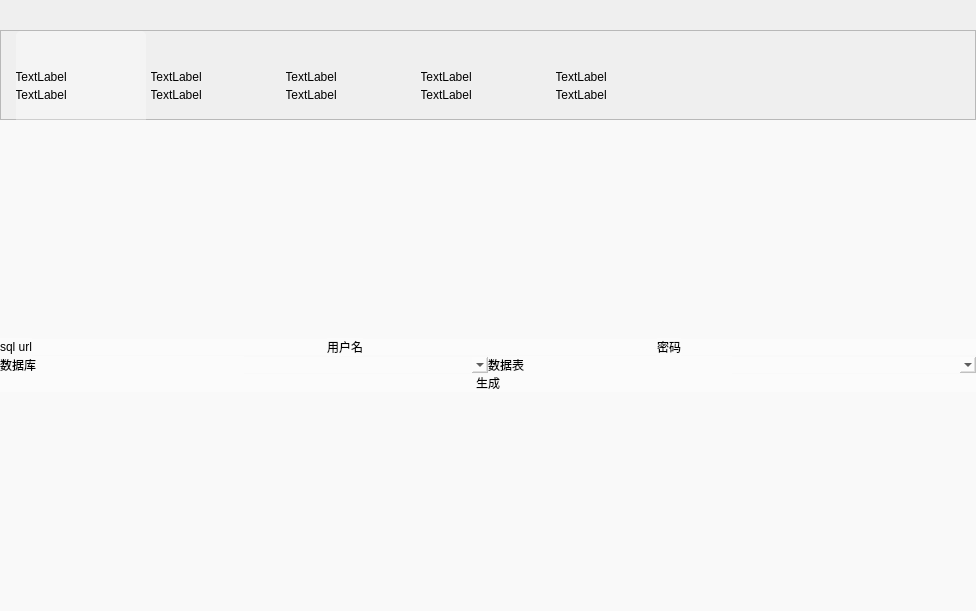
The window that SmartCoder/smartcoder.ui (Nightstars/SmartCoder) describes before a commit, drawn with Qt 5.
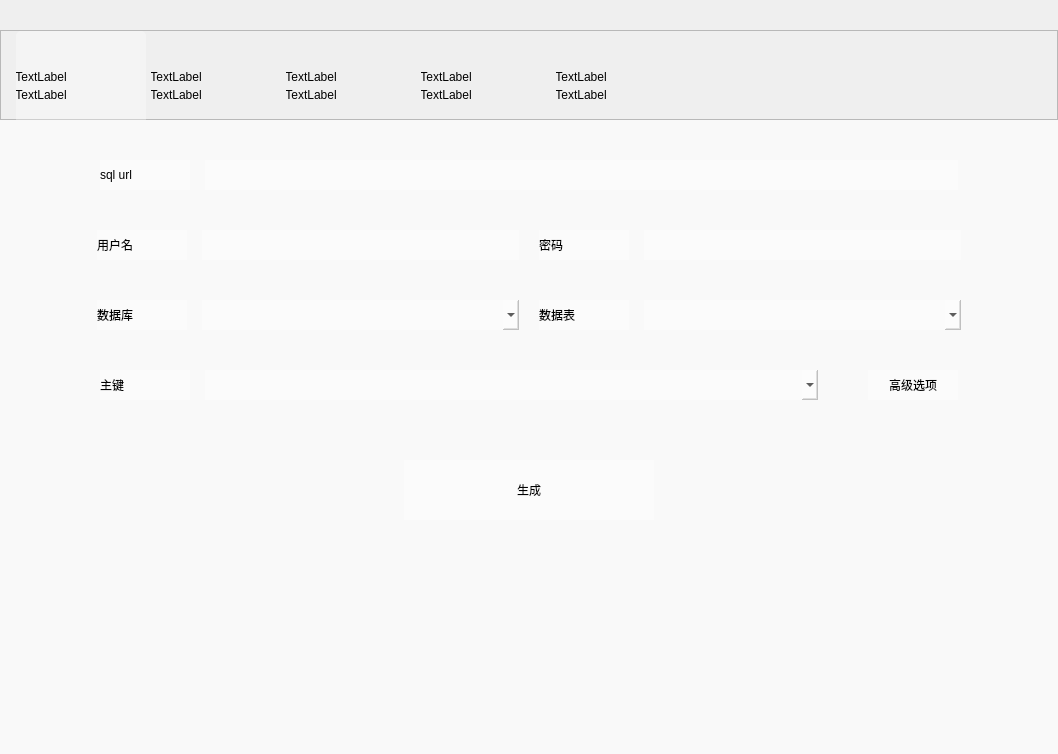
The same window after the commit. The open tabs and pages were chosen to show the change.

Diff of the .ui file:
```diff
--- a/SmartCoder/smartcoder.ui
+++ b/SmartCoder/smartcoder.ui
@@ -6,8 +6,8 @@
    <rect>
     <x>0</x>
     <y>0</y>
-    <width>976</width>
-    <height>611</height>
+    <width>1058</width>
+    <height>754</height>
    </rect>
   </property>
   <property name="windowTitle">
@@ -698,76 +698,726 @@
          <number>2</number>
         </property>
         <widget class="QWidget" name="codegen_page">
-         <layout class="QVBoxLayout" name="verticalLayout_3">
+         <layout class="QVBoxLayout" name="verticalLayout_2">
           <item>
-           <layout class="QVBoxLayout" name="verticalLayout_2">
+           <spacer name="verticalSpacer_11">
+            <property name="orientation">
+             <enum>Qt::Vertical</enum>
+            </property>
+            <property name="sizeType">
+             <enum>QSizePolicy::Fixed</enum>
+            </property>
+            <property name="sizeHint" stdset="0">
+             <size>
+              <width>20</width>
+              <height>40</height>
+             </size>
+            </property>
+           </spacer>
+          </item>
+          <item>
+           <layout class="QHBoxLayout" name="horizontalLayout_3">
             <item>
-             <layout class="QHBoxLayout" name="horizontalLayout_3">
-              <item>
-               <widget class="QLabel" name="sqlurl_label">
-                <property name="text">
-                 <string>sql url</string>
-                </property>
-               </widget>
-              </item>
-              <item>
-               <widget class="QLineEdit" name="sql_url_lineEdit"/>
-              </item>
-              <item>
-               <widget class="QLabel" name="sqlusername_label">
-                <property name="text">
-                 <string>用户名</string>
-                </property>
-               </widget>
-              </item>
-              <item>
-               <widget class="QLineEdit" name="sqlusername_lineEdit"/>
-              </item>
-              <item>
-               <widget class="QLabel" name="sqlpwd_label">
-                <property name="text">
-                 <string>密码</string>
-                </property>
-               </widget>
-              </item>
-              <item>
-               <widget class="QLineEdit" name="sqlpwd_lineEdit"/>
-              </item>
-             </layout>
+             <spacer name="horizontalSpacer_27">
+              <property name="orientation">
+               <enum>Qt::Horizontal</enum>
+              </property>
+              <property name="sizeType">
+               <enum>QSizePolicy::Fixed</enum>
+              </property>
+              <property name="sizeHint" stdset="0">
+               <size>
+                <width>100</width>
+                <height>20</height>
+               </size>
+              </property>
+             </spacer>
             </item>
             <item>
-             <layout class="QHBoxLayout" name="horizontalLayout_4">
-              <item>
-               <widget class="QLabel" name="database_label">
-                <property name="text">
-                 <string>数据库</string>
-                </property>
-               </widget>
-              </item>
-              <item>
-               <widget class="QComboBox" name="database_comboBox"/>
-              </item>
-              <item>
-               <widget class="QLabel" name="datatable_label">
-                <property name="text">
-                 <string>数据表</string>
-                </property>
-               </widget>
-              </item>
-              <item>
-               <widget class="QComboBox" name="datatable_comboBox"/>
-              </item>
-             </layout>
+             <widget class="QLabel" name="sqlurl_label">
+              <property name="sizePolicy">
+               <sizepolicy hsizetype="Fixed" vsizetype="Fixed">
+                <horstretch>0</horstretch>
+                <verstretch>0</verstretch>
+               </sizepolicy>
+              </property>
+              <property name="minimumSize">
+               <size>
+                <width>90</width>
+                <height>30</height>
+               </size>
+              </property>
+              <property name="maximumSize">
+               <size>
+                <width>90</width>
+                <height>30</height>
+               </size>
+              </property>
+              <property name="text">
+               <string>sql url</string>
+              </property>
+             </widget>
+            </item>
+            <item>
+             <spacer name="horizontalSpacer_29">
+              <property name="orientation">
+               <enum>Qt::Horizontal</enum>
+              </property>
+              <property name="sizeType">
+               <enum>QSizePolicy::Fixed</enum>
+              </property>
+              <property name="sizeHint" stdset="0">
+               <size>
+                <width>15</width>
+                <height>20</height>
+               </size>
+              </property>
+             </spacer>
+            </item>
+            <item>
+             <widget class="QLineEdit" name="sql_url_lineEdit">
+              <property name="minimumSize">
+               <size>
+                <width>0</width>
+                <height>30</height>
+               </size>
+              </property>
+              <property name="maximumSize">
+               <size>
+                <width>16777215</width>
+                <height>30</height>
+               </size>
+              </property>
+             </widget>
+            </item>
+            <item>
+             <spacer name="horizontalSpacer_28">
+              <property name="orientation">
+               <enum>Qt::Horizontal</enum>
+              </property>
+              <property name="sizeType">
+               <enum>QSizePolicy::Fixed</enum>
+              </property>
+              <property name="sizeHint" stdset="0">
+               <size>
+                <width>100</width>
+                <height>20</height>
+               </size>
+              </property>
+             </spacer>
+            </item>
+           </layout>
+          </item>
+          <item>
+           <spacer name="verticalSpacer_12">
+            <property name="orientation">
+             <enum>Qt::Vertical</enum>
+            </property>
+            <property name="sizeType">
+             <enum>QSizePolicy::Fixed</enum>
+            </property>
+            <property name="sizeHint" stdset="0">
+             <size>
+              <width>20</width>
+              <height>40</height>
+             </size>
+            </property>
+           </spacer>
+          </item>
+          <item>
+           <layout class="QHBoxLayout" name="horizontalLayout_4">
+            <item>
+             <spacer name="horizontalSpacer_30">
+              <property name="orientation">
+               <enum>Qt::Horizontal</enum>
+              </property>
+              <property name="sizeType">
+               <enum>QSizePolicy::Fixed</enum>
+              </property>
+              <property name="sizeHint" stdset="0">
+               <size>
+                <width>97</width>
+                <height>17</height>
+               </size>
+              </property>
+             </spacer>
+            </item>
+            <item>
+             <widget class="QLabel" name="sqlusername_label">
+              <property name="sizePolicy">
+               <sizepolicy hsizetype="Fixed" vsizetype="Fixed">
+                <horstretch>0</horstretch>
+                <verstretch>0</verstretch>
+               </sizepolicy>
+              </property>
+              <property name="minimumSize">
+               <size>
+                <width>90</width>
+                <height>30</height>
+               </size>
+              </property>
+              <property name="maximumSize">
+               <size>
+                <width>90</width>
+                <height>30</height>
+               </size>
+              </property>
+              <property name="text">
+               <string>用户名</string>
+              </property>
+             </widget>
+            </item>
+            <item>
+             <spacer name="horizontalSpacer_36">
+              <property name="orientation">
+               <enum>Qt::Horizontal</enum>
+              </property>
+              <property name="sizeType">
+               <enum>QSizePolicy::Fixed</enum>
+              </property>
+              <property name="sizeHint" stdset="0">
+               <size>
+                <width>15</width>
+                <height>17</height>
+               </size>
+              </property>
+             </spacer>
+            </item>
+            <item>
+             <widget class="QLineEdit" name="sqlusername_lineEdit">
+              <property name="minimumSize">
+               <size>
+                <width>0</width>
+                <height>30</height>
+               </size>
+              </property>
+              <property name="maximumSize">
+               <size>
+                <width>16777215</width>
+                <height>30</height>
+               </size>
+              </property>
+             </widget>
+            </item>
+            <item>
+             <spacer name="horizontalSpacer_38">
+              <property name="orientation">
+               <enum>Qt::Horizontal</enum>
+              </property>
+              <property name="sizeType">
+               <enum>QSizePolicy::Fixed</enum>
+              </property>
+              <property name="sizeHint" stdset="0">
+               <size>
+                <width>20</width>
+                <height>17</height>
+               </size>
+              </property>
+             </spacer>
+            </item>
+            <item>
+             <widget class="QLabel" name="sqlpwd_label">
+              <property name="sizePolicy">
+               <sizepolicy hsizetype="Fixed" vsizetype="Fixed">
+                <horstretch>0</horstretch>
+                <verstretch>0</verstretch>
+               </sizepolicy>
+              </property>
+              <property name="minimumSize">
+               <size>
+                <width>90</width>
+                <height>30</height>
+               </size>
+              </property>
+              <property name="maximumSize">
+               <size>
+                <width>90</width>
+                <height>30</height>
+               </size>
+              </property>
+              <property name="text">
+               <string>密码</string>
+              </property>
+             </widget>
+            </item>
+            <item>
+             <spacer name="horizontalSpacer_41">
+              <property name="orientation">
+               <enum>Qt::Horizontal</enum>
+              </property>
+              <property name="sizeType">
+               <enum>QSizePolicy::Fixed</enum>
+              </property>
+              <property name="sizeHint" stdset="0">
+               <size>
+                <width>15</width>
+                <height>17</height>
+               </size>
+              </property>
+             </spacer>
+            </item>
+            <item>
+             <widget class="QLineEdit" name="sqlpwd_lineEdit">
+              <property name="minimumSize">
+               <size>
+                <width>0</width>
+                <height>30</height>
+               </size>
+              </property>
+              <property name="maximumSize">
+               <size>
+                <width>16777215</width>
+                <height>30</height>
+               </size>
+              </property>
+             </widget>
+            </item>
+            <item>
+             <spacer name="horizontalSpacer_35">
+              <property name="orientation">
+               <enum>Qt::Horizontal</enum>
+              </property>
+              <property name="sizeType">
+               <enum>QSizePolicy::Fixed</enum>
+              </property>
+              <property name="sizeHint" stdset="0">
+               <size>
+                <width>97</width>
+                <height>17</height>
+               </size>
+              </property>
+             </spacer>
+            </item>
+           </layout>
+          </item>
+          <item>
+           <spacer name="verticalSpacer_13">
+            <property name="orientation">
+             <enum>Qt::Vertical</enum>
+            </property>
+            <property name="sizeType">
+             <enum>QSizePolicy::Fixed</enum>
+            </property>
+            <property name="sizeHint" stdset="0">
+             <size>
+              <width>20</width>
+              <height>40</height>
+             </size>
+            </property>
+           </spacer>
+          </item>
+          <item>
+           <layout class="QHBoxLayout" name="horizontalLayout_15">
+            <item>
+             <spacer name="horizontalSpacer_31">
+              <property name="orientation">
+               <enum>Qt::Horizontal</enum>
+              </property>
+              <property name="sizeType">
+               <enum>QSizePolicy::Fixed</enum>
+              </property>
+              <property name="sizeHint" stdset="0">
+               <size>
+                <width>97</width>
+                <height>17</height>
+               </size>
+              </property>
+             </spacer>
+            </item>
+            <item>
+             <widget class="QLabel" name="database_label">
+              <property name="sizePolicy">
+               <sizepolicy hsizetype="Fixed" vsizetype="Fixed">
+                <horstretch>0</horstretch>
+                <verstretch>0</verstretch>
+               </sizepolicy>
+              </property>
+              <property name="minimumSize">
+               <size>
+                <width>90</width>
+                <height>30</height>
+               </size>
+              </property>
+              <property name="maximumSize">
+               <size>
+                <width>90</width>
+                <height>30</height>
+               </size>
+              </property>
+              <property name="text">
+               <string>数据库</string>
+              </property>
+             </widget>
+            </item>
+            <item>
+             <spacer name="horizontalSpacer_37">
+              <property name="orientation">
+               <enum>Qt::Horizontal</enum>
+              </property>
+              <property name="sizeType">
+               <enum>QSizePolicy::Fixed</enum>
+              </property>
+              <property name="sizeHint" stdset="0">
+               <size>
+                <width>15</width>
+                <height>17</height>
+               </size>
+              </property>
+             </spacer>
+            </item>
+            <item>
+             <widget class="QComboBox" name="database_comboBox">
+              <property name="minimumSize">
+               <size>
+                <width>0</width>
+                <height>30</height>
+               </size>
+              </property>
+              <property name="maximumSize">
+               <size>
+                <width>16777215</width>
+                <height>30</height>
+               </size>
+              </property>
+             </widget>
+            </item>
+            <item>
+             <spacer name="horizontalSpacer_39">
+              <property name="orientation">
+               <enum>Qt::Horizontal</enum>
+              </property>
+              <property name="sizeType">
+               <enum>QSizePolicy::Fixed</enum>
+              </property>
+              <property name="sizeHint" stdset="0">
+               <size>
+                <width>20</width>
+                <height>17</height>
+               </size>
+              </property>
+             </spacer>
+            </item>
+            <item>
+             <widget class="QLabel" name="datatable_label">
+              <property name="sizePolicy">
+               <sizepolicy hsizetype="Fixed" vsizetype="Fixed">
+                <horstretch>0</horstretch>
+                <verstretch>0</verstretch>
+               </sizepolicy>
+              </property>
+              <property name="minimumSize">
+               <size>
+                <width>90</width>
+                <height>30</height>
+               </size>
+              </property>
+              <property name="maximumSize">
+               <size>
+                <width>90</width>
+                <height>30</height>
+               </size>
+              </property>
+              <property name="text">
+               <string>数据表</string>
+              </property>
+             </widget>
+            </item>
+            <item>
+             <spacer name="horizontalSpacer_40">
+              <property name="orientation">
+               <enum>Qt::Horizontal</enum>
+              </property>
+              <property name="sizeType">
+               <enum>QSizePolicy::Fixed</enum>
+              </property>
+              <property name="sizeHint" stdset="0">
+               <size>
+                <width>15</width>
+                <height>17</height>
+               </size>
+              </property>
+             </spacer>
+            </item>
+            <item>
+             <widget class="QComboBox" name="datatable_comboBox">
+              <property name="minimumSize">
+               <size>
+                <width>0</width>
+                <height>30</height>
+               </size>
+              </property>
+              <property name="maximumSize">
+               <size>
+                <width>16777215</width>
+                <height>30</height>
+               </size>
+              </property>
+             </widget>
+            </item>
+            <item>
+             <spacer name="horizontalSpacer_34">
+              <property name="orientation">
+               <enum>Qt::Horizontal</enum>
+              </property>
+              <property name="sizeType">
+               <enum>QSizePolicy::Fixed</enum>
+              </property>
+              <property name="sizeHint" stdset="0">
+               <size>
+                <width>97</width>
+                <height>17</height>
+               </size>
+              </property>
+             </spacer>
+            </item>
+           </layout>
+          </item>
+          <item>
+           <spacer name="verticalSpacer_14">
+            <property name="orientation">
+             <enum>Qt::Vertical</enum>
+            </property>
+            <property name="sizeType">
+             <enum>QSizePolicy::Fixed</enum>
+            </property>
+            <property name="sizeHint" stdset="0">
+             <size>
+              <width>20</width>
+              <height>40</height>
+             </size>
+            </property>
+           </spacer>
+          </item>
+          <item>
+           <layout class="QHBoxLayout" name="horizontalLayout_19">
+            <item>
+             <spacer name="horizontalSpacer_42">
+              <property name="orientation">
+               <enum>Qt::Horizontal</enum>
+              </property>
+              <property name="sizeType">
+               <enum>QSizePolicy::Fixed</enum>
+              </property>
+              <property name="sizeHint" stdset="0">
+               <size>
+                <width>100</width>
+                <height>20</height>
+               </size>
+              </property>
+             </spacer>
+            </item>
+            <item>
+             <widget class="QLabel" name="label">
+              <property name="sizePolicy">
+               <sizepolicy hsizetype="Fixed" vsizetype="Fixed">
+                <horstretch>0</horstretch>
+                <verstretch>0</verstretch>
+               </sizepolicy>
+              </property>
+              <property name="minimumSize">
+               <size>
+                <width>90</width>
+                <height>30</height>
+               </size>
+              </property>
+              <property name="maximumSize">
+               <size>
+                <width>90</width>
+                <height>30</height>
+               </size>
+              </property>
+              <property name="text">
+               <string>主键</string>
+              </property>
+             </widget>
+            </item>
+            <item>
+             <spacer name="horizontalSpacer_44">
+              <property name="orientation">
+               <enum>Qt::Horizontal</enum>
+              </property>
+              <property name="sizeType">
+               <enum>QSizePolicy::Fixed</enum>
+              </property>
+              <property name="sizeHint" stdset="0">
+               <size>
+                <width>15</width>
+                <height>20</height>
+               </size>
+              </property>
+             </spacer>
+            </item>
+            <item>
+             <widget class="QComboBox" name="comboBox">
+              <property name="sizePolicy">
+               <sizepolicy hsizetype="Expanding" vsizetype="Fixed">
+                <horstretch>0</horstretch>
+                <verstretch>0</verstretch>
+               </sizepolicy>
+              </property>
+              <property name="minimumSize">
+               <size>
+                <width>0</width>
+                <height>30</height>
+               </size>
+              </property>
+              <property name="maximumSize">
+               <size>
+                <width>16777215</width>
+                <height>30</height>
+               </size>
+              </property>
+             </widget>
+            </item>
+            <item>
+             <spacer name="horizontalSpacer_45">
+              <property name="orientation">
+               <enum>Qt::Horizontal</enum>
+              </property>
+              <property name="sizeType">
+               <enum>QSizePolicy::Fixed</enum>
+              </property>
+              <property name="sizeHint" stdset="0">
+               <size>
+                <width>50</width>
+                <height>20</height>
+               </size>
+              </property>
+             </spacer>
+            </item>
+            <item>
+             <widget class="QPushButton" name="pushButton_6">
+              <property name="sizePolicy">
+               <sizepolicy hsizetype="Fixed" vsizetype="Fixed">
+                <horstretch>0</horstretch>
+                <verstretch>0</verstretch>
+               </sizepolicy>
+              </property>
+              <property name="minimumSize">
+               <size>
+                <width>90</width>
+                <height>30</height>
+               </size>
+              </property>
+              <property name="maximumSize">
+               <size>
+                <width>90</width>
+                <height>30</height>
+               </size>
+              </property>
+              <property name="text">
+               <string>高级选项</string>
+              </property>
+             </widget>
+            </item>
+            <item>
+             <spacer name="horizontalSpacer_43">
+              <property name="orientation">
+               <enum>Qt::Horizontal</enum>
+              </property>
+              <property name="sizeType">
+               <enum>QSizePolicy::Fixed</enum>
+              </property>
+              <property name="sizeHint" stdset="0">
+               <size>
+                <width>100</width>
+                <height>20</height>
+               </size>
+              </property>
+             </spacer>
+            </item>
+           </layout>
+          </item>
+          <item>
+           <spacer name="verticalSpacer_16">
+            <property name="orientation">
+             <enum>Qt::Vertical</enum>
+            </property>
+            <property name="sizeType">
+             <enum>QSizePolicy::Fixed</enum>
+            </property>
+            <property name="sizeHint" stdset="0">
+             <size>
+              <width>20</width>
+              <height>60</height>
+             </size>
+            </property>
+           </spacer>
+          </item>
+          <item>
+           <layout class="QHBoxLayout" name="horizontalLayout_18">
+            <item>
+             <spacer name="horizontalSpacer_32">
+              <property name="orientation">
+               <enum>Qt::Horizontal</enum>
+              </property>
+              <property name="sizeType">
+               <enum>QSizePolicy::Expanding</enum>
+              </property>
+              <property name="sizeHint" stdset="0">
+               <size>
+                <width>97</width>
+                <height>17</height>
+               </size>
+              </property>
+             </spacer>
             </item>
             <item>
              <widget class="QPushButton" name="pushButton">
+              <property name="sizePolicy">
+               <sizepolicy hsizetype="Fixed" vsizetype="Fixed">
+                <horstretch>0</horstretch>
+                <verstretch>0</verstretch>
+               </sizepolicy>
+              </property>
+              <property name="minimumSize">
+               <size>
+                <width>250</width>
+                <height>60</height>
+               </size>
+              </property>
+              <property name="maximumSize">
+               <size>
+                <width>250</width>
+                <height>60</height>
+               </size>
+              </property>
               <property name="text">
                <string>生成</string>
               </property>
              </widget>
             </item>
+            <item>
+             <spacer name="horizontalSpacer_33">
+              <property name="orientation">
+               <enum>Qt::Horizontal</enum>
+              </property>
+              <property name="sizeType">
+               <enum>QSizePolicy::Expanding</enum>
+              </property>
+              <property name="sizeHint" stdset="0">
+               <size>
+                <width>97</width>
+                <height>17</height>
+               </size>
+              </property>
+             </spacer>
+            </item>
            </layout>
           </item>
+          <item>
+           <spacer name="verticalSpacer_15">
+            <property name="orientation">
+             <enum>Qt::Vertical</enum>
+            </property>
+            <property name="sizeHint" stdset="0">
+             <size>
+              <width>20</width>
+              <height>80</height>
+             </size>
+            </property>
+           </spacer>
+          </item>
          </layout>
         </widget>
         <widget class="QWidget" name="plugin_page">
@@ -912,22 +1562,61 @@
              </layout>
             </item>
             <item>
-             <layout class="QHBoxLayout" name="horizontalLayout_15">
-              <item>
-               <widget class="QLabel" name="label_connstatus_3">
-                <property name="text">
-                 <string>平均时长</string>
-                </property>
-               </widget>
-              </item>
-              <item>
-               <widget class="QLabel" name="label_avgconntime">
-                <property name="text">
-                 <string>TextLabel</string>
-                </property>
-               </widget>
-              </item>
-             </layout>
+             <spacer name="horizontalSpacer_20">
+              <property name="orientation">
+               <enum>Qt::Horizontal</enum>
+              </property>
+              <property name="sizeType">
+               <enum>QSizePolicy::Fixed</enum>
+              </property>
+              <property name="sizeHint" stdset="0">
+               <size>
+                <width>10</width>
+                <height>20</height>
+               </size>
+              </property>
+             </spacer>
+            </item>
+            <item>
+             <widget class="QLabel" name="label_connstatustxt">
+              <property name="sizePolicy">
+               <sizepolicy hsizetype="Fixed" vsizetype="Preferred">
+                <horstretch>0</horstretch>
+                <verstretch>0</verstretch>
+               </sizepolicy>
+              </property>
+              <property name="minimumSize">
+               <size>
+                <width>120</width>
+                <height>0</height>
+               </size>
+              </property>
+              <property name="maximumSize">
+               <size>
+                <width>120</width>
+                <height>16777215</height>
+               </size>
+              </property>
+              <property name="text">
+               <string>TextLabel</string>
+              </property>
+             </widget>
+            </item>
+            <item>
+             <spacer name="horizontalSpacer_21">
+              <property name="orientation">
+               <enum>Qt::Horizontal</enum>
+              </property>
+              <property name="sizeType">
+               <enum>QSizePolicy::Expanding</enum>
+              </property>
+              <property name="sizeHint" stdset="0">
+               <size>
+                <width>100</width>
+                <height>20</height>
+               </size>
+              </property>
+             </spacer>
             </item>
             <item>
              <widget class="QPushButton" name="pushButton_netthrough">
```
Left out of the diff: 792 changed lines with no effect on the pictures.
